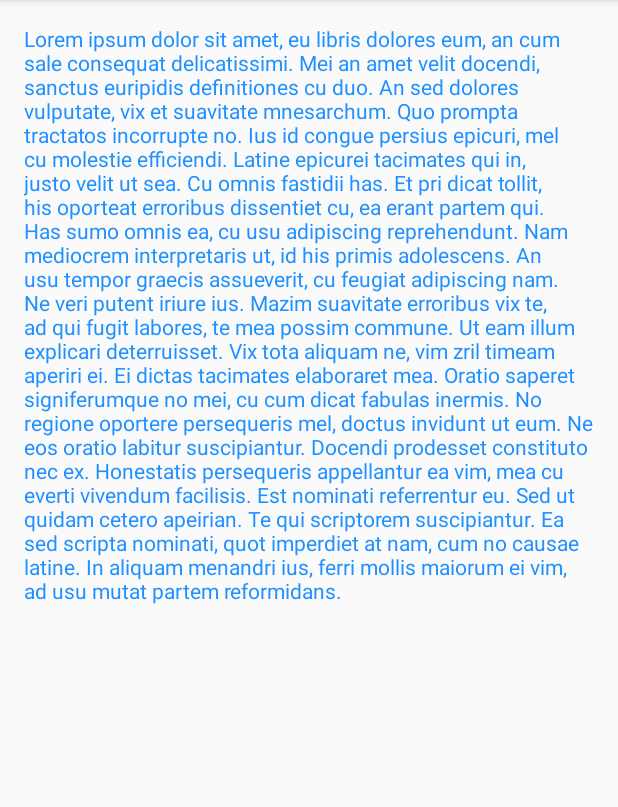
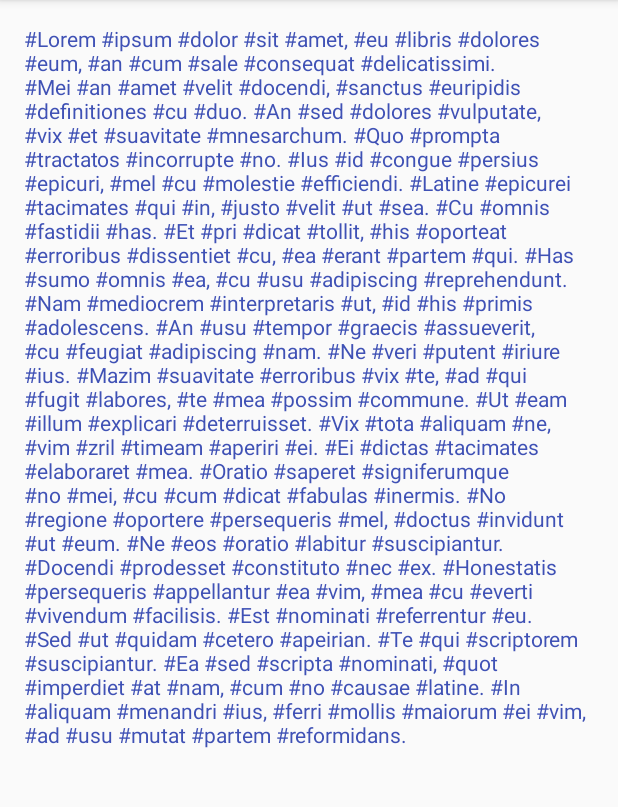
Before and after one commit to jiahaoliuliu/SpannableStringAsHashTag, an Android app: the screen it shows after launch (MainActivity), on a phone screen of 412 x 824 dp, the part 84-891 px from its top. Run offline under Robolectric (Android 15) with nearby library versions, the phone set to English and light mode, and no system bars.

Commit message:
Correctly implemented the hashtags

```diff
--- a/app/src/main/java/com/jiahaoliuliu/spannablestringashashtag/HashTag.java
+++ b/app/src/main/java/com/jiahaoliuliu/spannablestringashashtag/HashTag.java
@@ -1,9 +1,11 @@
 package com.jiahaoliuliu.spannablestringashashtag;
 
 import android.content.Context;
+import android.support.v4.content.ContextCompat;
 import android.text.Spanned;
 import android.text.TextPaint;
 import android.text.style.ClickableSpan;
+import android.util.Log;
 import android.view.View;
 import android.widget.TextView;
 import android.widget.Toast;
@@ -13,30 +15,22 @@ import android.widget.Toast;
  */
 public class HashTag extends ClickableSpan {
 
+    private static final String TAG = "HashTag";
     private Context mContext;
-
-    private TextPaint mTextPain;
 
     public HashTag(Context context) {
         super();
-        this.mContext = context;
+        mContext = context;
     }
 
     @Override
     public void updateDrawState(TextPaint ds) {
-        mTextPain = ds;
-        ds.setColor(ds.linkColor);
-        ds.setARGB(255, 30, 144, 255);
+//        ds.setColor(ds.linkColor);
+        ds.setColor(mContext.getResources().getColor(R.color.primary));
     }
 
     @Override
     public void onClick(View widget) {
-        TextView tv = (TextView) widget;
-        Spanned s = (Spanned) tv.getText();
-        int start = s.getSpanStart(this);
-        int end = s.getSpanEnd(this);
-        String theWord = s.subSequence(start + 1, end).toString();
-        Toast.makeText(mContext, String.format("Tags for tags: %s", theWord), Toast.LENGTH_LONG).show();
+        throw new IllegalStateException("You must override onclick method");
     }
-
 }
--- a/app/src/main/java/com/jiahaoliuliu/spannablestringashashtag/MainActivity.java
+++ b/app/src/main/java/com/jiahaoliuliu/spannablestringashashtag/MainActivity.java
@@ -1,10 +1,16 @@
 package com.jiahaoliuliu.spannablestringashashtag;
 
+import android.content.Context;
+import android.graphics.Color;
 import android.os.Bundle;
 import android.support.v7.app.AppCompatActivity;
 import android.text.SpannableString;
+import android.text.Spanned;
+import android.text.method.LinkMovementMethod;
 import android.util.Log;
+import android.view.View;
 import android.widget.TextView;
+import android.widget.Toast;
 
 public class MainActivity extends AppCompatActivity {
 
@@ -12,27 +18,42 @@ public class MainActivity extends AppCompatActivity {
 
     private TextView mHashTagsTextView;
 
+    private Context mContext;
+
     @Override
     protected void onCreate(Bundle savedInstanceState) {
         super.onCreate(savedInstanceState);
         setContentView(R.layout.activity_main);
 
+        mContext = this;
+
         mHashTagsTextView = (TextView) findViewById(R.id.hash_tags_text_view);
 
-        SpannableString loremIpsum = new SpannableString(getString(R.string.hash_tags_text_complete));
+        String loremIpsumText = getString(R.string.hash_tags_text_complete);
+
+        // Add hash tag to the words
+        if (!loremIpsumText.startsWith("#")) {
+            loremIpsumText = "#" + loremIpsumText;
+        }
+        loremIpsumText = loremIpsumText.replace(" ", " #");
+
+        SpannableString loremIpsum = new SpannableString(loremIpsumText);
         String[] words = loremIpsum.toString().split(" ");
 
-        for (int i = 0; i < words.length; i++) {
-            Log.v(TAG, i + " : " + words[i]);
-        }
-
         int position = 0;
-        for (String word : words) {
+        for (final String word : words) {
             loremIpsum.setSpan(
-                    new HashTag(this),
+                    new HashTag(this) {
+                        @Override
+                        public void onClick(View widget) {
+                            String originalWord = word.replaceFirst("#", "");
+                            Toast.makeText(mContext, originalWord, Toast.LENGTH_SHORT).show();
+                            Log.v(TAG, "Word " + originalWord + " clicked");
+                        }
+                    },
                     position,
                     position + word.length(),
-                    0
+                    Spanned.SPAN_EXCLUSIVE_EXCLUSIVE
             );
 
             // Update position
@@ -41,5 +62,7 @@ public class MainActivity extends AppCompatActivity {
         }
 
         mHashTagsTextView.setText(loremIpsum);
+        mHashTagsTextView.setMovementMethod(LinkMovementMethod.getInstance());
+        mHashTagsTextView.setHighlightColor(Color.TRANSPARENT);
     }
 }
--- /dev/null
+++ b/app/src/main/res/values/color.xml
@@ -0,0 +1,4 @@
+<?xml version="1.0" encoding="utf-8"?>
+<resources>
+    <color name="primary">#3F51B5</color>
+</resources>
```
